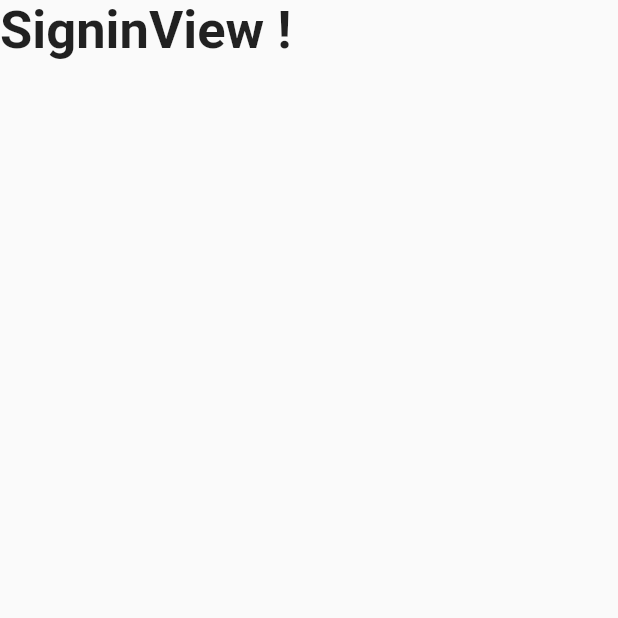
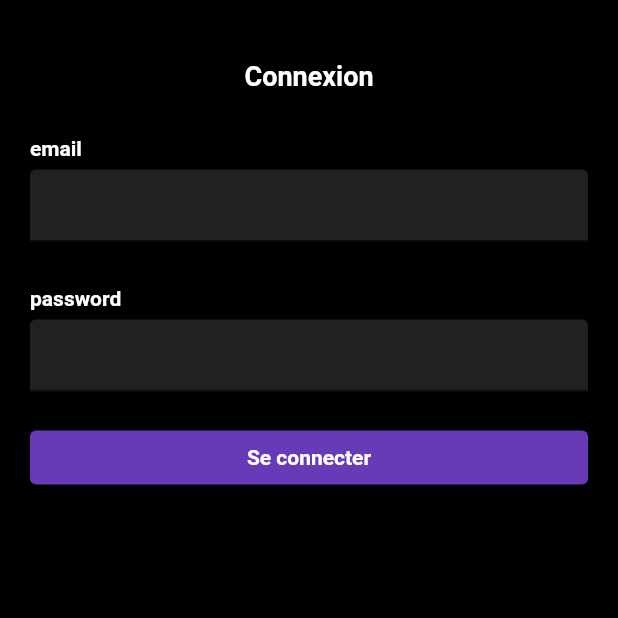
Before and after one commit to bedfir/MyAuth, a Flutter app: the screen it shows after launch, after a tap on "Connexion", on a phone screen of 412 x 824 dp, the top half of it. Run offline on Flutter 3.47's test engine with Material 2 defaults, Android fonts, the phone set to English and light mode, and no system bars.

Commit message:
Create View signin

```diff
--- a/client/lib/views/auth/signin_view.dart
+++ b/client/lib/views/auth/signin_view.dart
@@ -1,19 +1,118 @@
 import 'package:flutter/material.dart';
+import 'package:client/models/signin_form_model.dart';
 
-class SigninView extends StatelessWidget {
+class SigninView extends StatefulWidget {
   static const String routeName = '/signin';
   const SigninView({Key? key}) : super(key: key);
+
+  @override
+  State<SigninView> createState() => _SigninViewState();
+}
+
+class _SigninViewState extends State<SigninView> {
+  final GlobalKey<FormState> key = GlobalKey<FormState>();
+  late SigninForm signupForm;
+  FormState get form => key.currentState!;
+
+  @override
+  void initState() {
+    signupForm = SigninForm(email: null, password: null);
+    super.initState();
+  }
+
+  Future<void> submitForm() async {
+    if (form.validate()) {
+      form.save();
+    }
+  }
 
   @override
   Widget build(BuildContext context) {
     return Scaffold(
       body: Container(
-        child: const Text(
-          'SigninView ! ',
-          style: TextStyle(
-            fontSize: 35,
-            fontWeight: FontWeight.bold,
-          ),
+        padding:
+            const EdgeInsets.only(top: 40, bottom: 20, left: 20, right: 20),
+        color: Colors.black,
+        child: Column(
+          crossAxisAlignment: CrossAxisAlignment.stretch,
+          children: <Widget>[
+            const Text(
+              'Connexion',
+              style: TextStyle(
+                fontSize: 18,
+                fontWeight: FontWeight.bold,
+                color: Colors.white,
+              ),
+              textAlign: TextAlign.center,
+            ),
+            const Padding(
+              padding: EdgeInsets.symmetric(vertical: 15),
+            ),
+            Form(
+              key: key,
+              child: Column(
+                crossAxisAlignment: CrossAxisAlignment.stretch,
+                children: <Widget>[
+                  const Text(
+                    'email',
+                    style: TextStyle(
+                      color: Colors.white,
+                      fontWeight: FontWeight.bold,
+                    ),
+                  ),
+                  const Padding(
+                    padding: EdgeInsets.symmetric(vertical: 3),
+                  ),
+                  TextFormField(
+                    decoration: InputDecoration(
+                      fillColor: Colors.grey.shade900,
+                      filled: true,
+                    ),
+                    style: const TextStyle(
+                      color: Colors.white,
+                    ),
+                    onSaved: ((newValue) => signupForm.email = newValue),
+                  ),
+                  const Padding(
+                    padding: EdgeInsets.symmetric(vertical: 15),
+                  ),
+                  const Text(
+                    'password',
+                    style: TextStyle(
+                      color: Colors.white,
+                      fontWeight: FontWeight.bold,
+                    ),
+                  ),
+                  const Padding(
+                    padding: EdgeInsets.symmetric(vertical: 3),
+                  ),
+                  TextFormField(
+                    decoration: InputDecoration(
+                      fillColor: Colors.grey.shade900,
+                      filled: true,
+                    ),
+                    style: const TextStyle(
+                      color: Colors.white,
+                    ),
+                    onSaved: ((newValue) => signupForm.password = newValue),
+                  ),
+                  const Padding(
+                    padding: EdgeInsets.symmetric(vertical: 10),
+                  ),
+                  ElevatedButton(
+                    onPressed: submitForm,
+                    child: const Text(
+                      'Se connecter',
+                      style: TextStyle(
+                        color: Colors.white,
+                        fontWeight: FontWeight.bold,
+                      ),
+                    ),
+                  ),
+                ],
+              ),
+            ),
+          ],
         ),
       ),
     );
```
